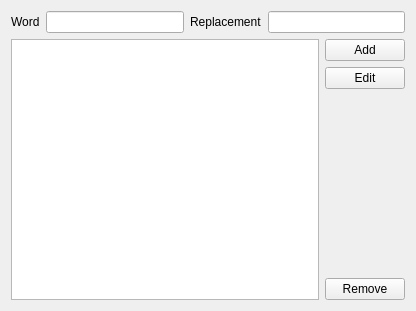
Old version of the form filters/substitution/substitution-config.ui in the repository KDE/ktp-text-ui.
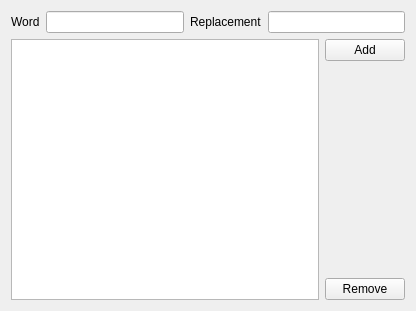
New version of the form. Custom widgets are drawn as their Qt base class.

Commit message:
Remove Edit button from Ui
I honestly can't be bothered to implement it.

The user can remove/readd a word, or just add a different value for the
same key.

```diff
--- a/filters/substitution/substitution-config.ui
+++ b/filters/substitution/substitution-config.ui
@@ -64,13 +64,6 @@
        </property>
       </widget>
      </item>
-     <item>
-      <widget class="QPushButton" name="editButton">
-       <property name="text">
-        <string>Edit</string>
-       </property>
-      </widget>
-     </item>
      <item>
       <spacer name="verticalSpacer">
        <property name="orientation">
```
